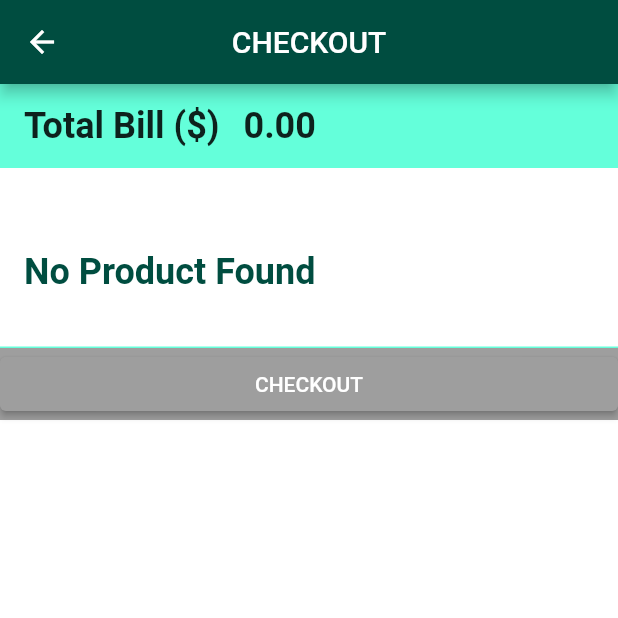
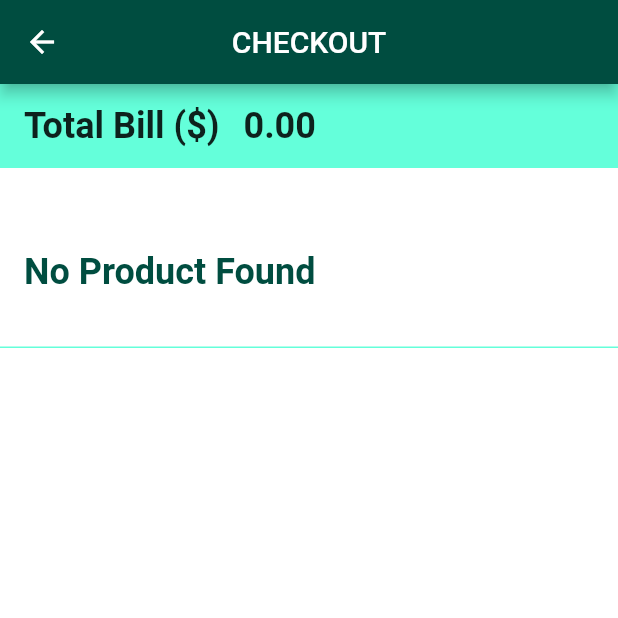
Before and after one commit to aamirpinger/flutter-shopping-app-example, a Flutter app: the MainScreen screen opened by its route, after a tap on an icon or button, on a phone screen of 412 x 824 dp, the top half of it. Run offline on Flutter 3.47's test engine with Material 2 defaults, Android fonts, the phone set to English and light mode, and no system bars; our stand-ins replace flutter_easyloading, rflutter_alert; network calls fail.

Commit message:
fix: state to cartScreen

```diff
--- /dev/null
+++ b/lib/core/modal/cart_screen_input.dart
@@ -0,0 +1,13 @@
+import 'package:my_app/core/modal/product.dart';
+
+class CartScreenInput {
+  CartScreenInput({
+    required this.selectedProducts,
+    required this.removeFromCart,
+    required this.resetCart,
+  });
+
+  final List<Product> selectedProducts;
+  final void Function(int) removeFromCart;
+  final void Function() resetCart;
+}
--- a/lib/core/services/product_services.dart
+++ b/lib/core/services/product_services.dart
@@ -4,7 +4,7 @@ import 'package:flutter/material.dart';
 import 'package:http/http.dart' as http;
 import 'package:my_app/constants/configs.dart';
 import 'package:my_app/constants/error_strings.dart';
-import 'package:my_app/core/class/product.dart';
+import 'package:my_app/core/modal/product.dart';
 
 class ProductServices {
   static final ProductServices instance = ProductServices._internal();
--- a/lib/ui/route.dart
+++ b/lib/ui/route.dart
@@ -1,4 +1,5 @@
 import 'package:flutter/material.dart';
+import 'package:my_app/core/modal/cart_screen_input.dart';
 import 'package:my_app/ui/screens/cart_screen.dart';
 import 'package:my_app/ui/screens/main_screen.dart';
 
@@ -9,14 +10,10 @@ abstract class CustomRoutes {
         return MaterialPageRoute(builder: (_) => MainScreen());
 
       case CartScreen.routeName:
-        final args = settings.arguments as Map;
+        final cartScreenInput = settings.arguments as CartScreenInput;
 
         return MaterialPageRoute(
-            builder: (_) => CartScreen(
-                  removeFromCart: args['removeFromCart'],
-                  selectedProducts: args['selectedProducts'],
-                  resetCart: args['resetCart'],
-                ));
+            builder: (_) => CartScreen(cartScreenInput: cartScreenInput));
 
       default:
         return MaterialPageRoute(builder: (_) => MainScreen());
--- a/lib/ui/screens/cart_screen.dart
+++ b/lib/ui/screens/cart_screen.dart
@@ -1,24 +1,17 @@
-import 'package:flutter/cupertino.dart';
 import 'package:flutter/material.dart';
 import 'package:my_app/constants/app_strings.dart';
-import 'package:my_app/core/class/product.dart';
 import 'package:my_app/core/services/product_services.dart';
+import 'package:my_app/ui/screens/main_screen.dart';
 import 'package:my_app/ui/widgets/billing_tile.dart';
 import 'package:my_app/ui/widgets/custom_button.dart';
 import 'package:my_app/ui/widgets/product_list_view.dart';
-import 'package:flutter/cupertino.dart';
 import 'package:rflutter_alert/rflutter_alert.dart';
 
 class CartScreen extends StatefulWidget {
   static const String routeName = '/cart';
-  CartScreen(
-      {required this.selectedProducts,
-      required this.removeFromCart,
-      required this.resetCart});
+  CartScreen({required this.cartScreenInput});
 
-  final List<Product> selectedProducts;
-  final void Function(int) removeFromCart;
-  final void Function() resetCart;
+  final cartScreenInput;
 
   @override
   _CartScreenState createState() => _CartScreenState();
@@ -39,20 +32,24 @@ class _CartScreenState extends State<CartScreen> {
       body: Column(
         crossAxisAlignment: CrossAxisAlignment.stretch,
         children: [
-          BillingTile(productList: widget.selectedProducts),
+          BillingTile(productList: widget.cartScreenInput.selectedProducts),
           SizedBox(
             height: 20,
           ),
           ProductListView(
-            itemList: widget.selectedProducts,
-            removeFromCart: widget.removeFromCart,
+            itemList: widget.cartScreenInput.selectedProducts,
+            removeFromCart: (id) {
+              setState(() {
+                widget.cartScreenInput.removeFromCart(id);
+              });
+            },
             removeIcon: true,
           ),
-
-          CustomButton(
+          widget.cartScreenInput.selectedProducts.isNotEmpty
+              ? CustomButton(
                   title: Text(AppStrings.checkout),
                   backgroundColor: Theme.of(context).primaryColor,
-            isDisabled: widget.selectedProducts.isEmpty,
+                  isDisabled: widget.cartScreenInput.selectedProducts.isEmpty,
                   onPress: () {
                     Alert(
                         context: context,
@@ -63,21 +60,22 @@ class _CartScreenState extends State<CartScreen> {
                           DialogButton(
                             child: Text(
                               AppStrings.ok,
-                        style: TextStyle(color: Colors.white, fontSize: 20),
+                              style:
+                                  TextStyle(color: Colors.white, fontSize: 20),
                             ),
-                      onPressed: () => Navigator.pop(context),
+                            onPressed: () {
+                              widget.cartScreenInput.resetCart();
+                              Navigator.pushNamedAndRemoveUntil(
+                                  context,
+                                  MainScreen.routeName,
+                                  (Route<dynamic> route) => false);
+                            },
                             width: 120,
                           )
                         ]).show();
-
-              widget.resetCart();
                   },
-          ),
-
-          // .icon(
-          // onPressed: () {},
-          // icon: Icon(Icons.payment),
-          // label: Text('CHECKOUT'))
+                )
+              : Container(),
         ],
       ),
     );
--- a/lib/ui/screens/main_screen.dart
+++ b/lib/ui/screens/main_screen.dart
@@ -1,7 +1,8 @@
 import 'package:flutter/material.dart';
 import 'package:flutter_easyloading/flutter_easyloading.dart';
 import 'package:my_app/constants/app_strings.dart';
-import 'package:my_app/core/class/product.dart';
+import 'package:my_app/core/modal/cart_screen_input.dart';
+import 'package:my_app/core/modal/product.dart';
 import 'package:my_app/core/services/product_services.dart';
 import 'package:my_app/ui/widgets/billing_tile.dart';
 import 'package:my_app/ui/widgets/cart_badge.dart';
@@ -78,7 +79,6 @@ class _MainScreenState extends State<MainScreen> {
 
   @override
   Widget build(BuildContext context) {
-    print(selectedItemList.length);
     if (apiCalled == apiCompleted) {
       EasyLoading.dismiss();
     }
@@ -91,9 +91,11 @@ class _MainScreenState extends State<MainScreen> {
         centerTitle: true,
         actions: [
           CartBadge(
-            selectedProducts: selectedItemList,
-            removeFromCart: removeFromCart,
-            resetCart: resetCart,
+            cartScreenInput: CartScreenInput(
+              selectedProducts: selectedItemList,
+              removeFromCart: removeFromCart,
+              resetCart: resetCart,
+            ),
           ),
         ],
       ),
--- a/lib/ui/screens/shopping_app.dart
+++ b/lib/ui/screens/shopping_app.dart
@@ -1,6 +1,6 @@
 import 'package:flutter/material.dart';
+import 'package:flutter_easyloading/flutter_easyloading.dart';
 import 'package:my_app/ui/screens/main_screen.dart';
-import 'package:flutter_easyloading/flutter_easyloading.dart';
 
 import '../route.dart';
 import '../theme.dart';
--- a/lib/ui/widgets/billing_tile.dart
+++ b/lib/ui/widgets/billing_tile.dart
@@ -1,6 +1,6 @@
 import 'package:flutter/material.dart';
 import 'package:my_app/constants/app_strings.dart';
-import 'package:my_app/core/class/product.dart';
+import 'package:my_app/core/modal/product.dart';
 
 class BillingTile extends StatelessWidget {
   BillingTile({
--- a/lib/ui/widgets/cart_badge.dart
+++ b/lib/ui/widgets/cart_badge.dart
@@ -1,18 +1,12 @@
 import 'package:badges/badges.dart';
 import 'package:flutter/material.dart';
-import 'package:my_app/core/class/product.dart';
+import 'package:my_app/core/modal/cart_screen_input.dart';
 import 'package:my_app/ui/screens/cart_screen.dart';
 
 class CartBadge extends StatelessWidget {
-  const CartBadge({
-    required this.selectedProducts,
-    required this.removeFromCart,
-    required this.resetCart,
-  });
+  const CartBadge({required this.cartScreenInput});
 
-  final List<Product> selectedProducts;
-  final void Function(int) removeFromCart;
-  final void Function() resetCart;
+  final CartScreenInput cartScreenInput;
 
   @override
   Widget build(BuildContext context) {
@@ -20,14 +14,15 @@ class CartBadge extends StatelessWidget {
       padding: const EdgeInsets.only(right: 20),
       child: GestureDetector(
         onTap: () {
-          Navigator.pushNamed(context, CartScreen.routeName, arguments: {
-            "removeFromCart": removeFromCart,
-            "selectedProducts": selectedProducts,
-            "resetCart": resetCart,
-          });
+          Navigator.pushNamed(
+            context,
+            CartScreen.routeName,
+            arguments: cartScreenInput,
+          );
         },
         child: Badge(
-          badgeContent: Text(selectedProducts.length.toString()),
+          badgeContent:
+              Text(cartScreenInput.selectedProducts.length.toString()),
           position: BadgePosition.topEnd(top: 3, end: -20),
           child: Icon(
             Icons.shopping_cart,
--- a/lib/ui/widgets/item_tile.dart
+++ b/lib/ui/widgets/item_tile.dart
@@ -1,6 +1,6 @@
 import 'package:flutter/cupertino.dart';
 import 'package:flutter/material.dart';
-import 'package:my_app/core/class/product.dart';
+import 'package:my_app/core/modal/product.dart';
 
 class ItemTile extends StatelessWidget {
   const ItemTile({
--- a/lib/ui/widgets/product_list_view.dart
+++ b/lib/ui/widgets/product_list_view.dart
@@ -1,5 +1,5 @@
 import 'package:flutter/material.dart';
-import 'package:my_app/core/class/product.dart';
+import 'package:my_app/core/modal/product.dart';
 import 'package:my_app/ui/widgets/item_tile.dart';
 import 'package:my_app/ui/widgets/no_item_tile.dart';
 
```
Also changed, not shown: lib/core/modal/product.dart (renamed from lib/core/class/product.dart). Lines whose indentation alone changed are shown as unchanged.
